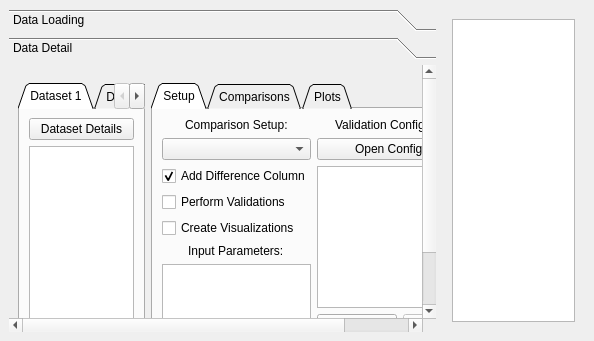
Qt form data_comparator/ui/data_comparator.ui (culight/data_comparator) before a commit.
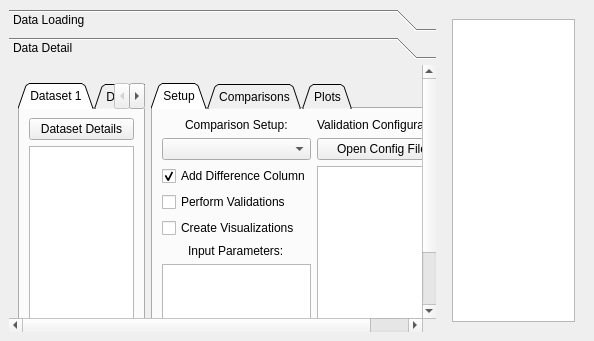
The same form after that commit. The open tabs and pages were chosen to show the change.

The edit to the form file:
```diff
--- a/data_comparator/ui/data_comparator.ui
+++ b/data_comparator/ui/data_comparator.ui
@@ -288,10 +288,10 @@
       <widget class="QWidget" name="dataDetailPage">
        <property name="geometry">
         <rect>
-         <x>-24</x>
+         <x>0</x>
          <y>0</y>
-         <width>383</width>
-         <height>272</height>
+         <width>359</width>
+         <height>285</height>
         </rect>
        </property>
        <attribute name="label">
@@ -491,28 +491,11 @@
                       </widget>
                      </item>
                      <item>
-                      <widget class="QTableView" name="configTable"/>
-                     </item>
-                     <item>
-                      <layout class="QHBoxLayout" name="addRemoveButtonLayout">
-                       <item>
-                        <widget class="QPushButton" name="addValidationButton">
-                         <property name="text">
-                          <string>+</string>
-                         </property>
-                        </widget>
-                       </item>
-                       <item>
-                        <widget class="QPushButton" name="removeValidationButton">
-                         <property name="enabled">
-                          <bool>false</bool>
-                         </property>
-                         <property name="text">
-                          <string>-</string>
-                         </property>
-                        </widget>
-                       </item>
-                      </layout>
+                      <widget class="QTableView" name="configTable">
+                       <property name="selectionMode">
+                        <enum>QAbstractItemView::SingleSelection</enum>
+                       </property>
+                      </widget>
                      </item>
                     </layout>
                    </item>
```
Left out of the diff: 15 changed lines with no effect on the pictures.
